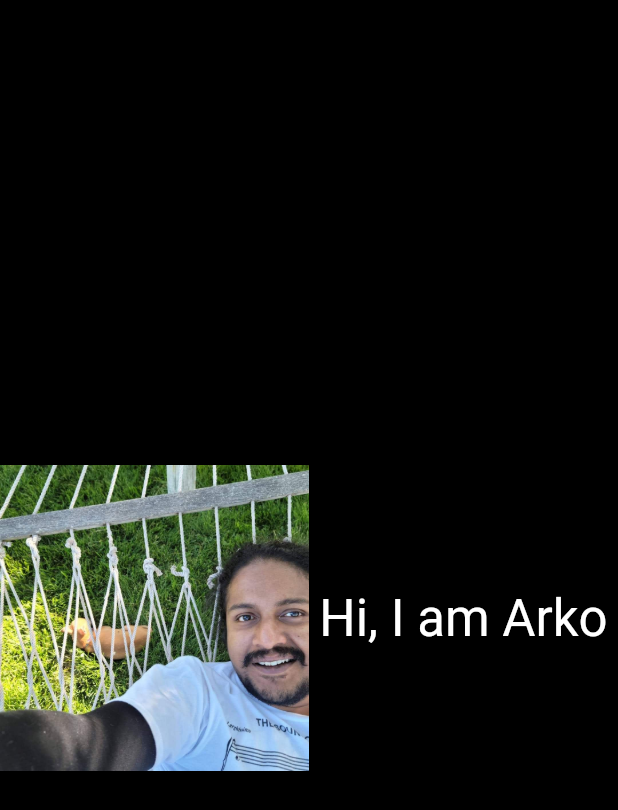
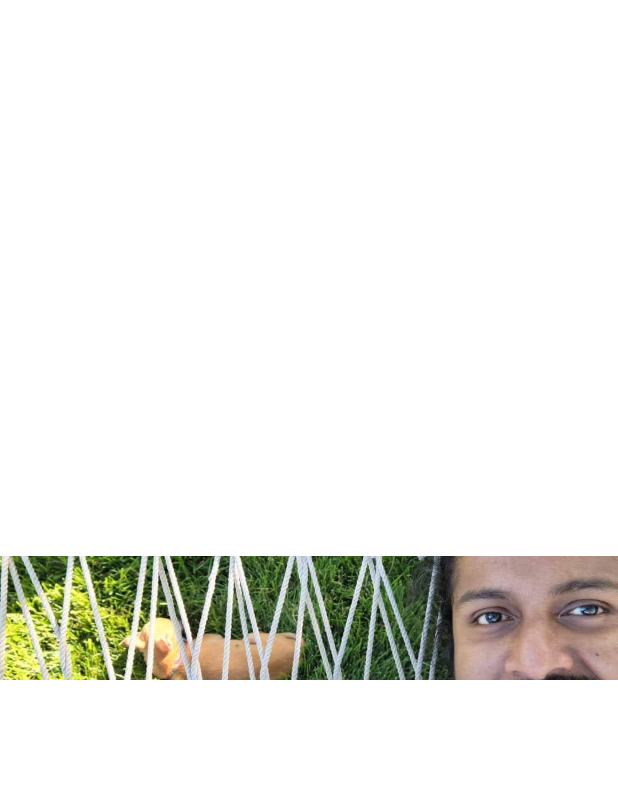
Before and after one commit to abasu0713/my-personal-website, a Flutter app: the first screen one second after launch, on a phone screen of 412 x 824 dp. Shown: the top 810 px of the screen. Run offline on Flutter 3.47's test engine with Material 2 defaults, Android fonts, the phone set to English and light mode, and no system bars; drawn by our look-alikes of animated_splash_screen.

Commit message:
Saving tested changes for custom SplashScreen

```diff
--- a/lib/main.dart
+++ b/lib/main.dart
@@ -1,5 +1,6 @@
 import 'package:flutter/material.dart';
 import 'package:my_website/pages/landing.dart';
+import 'package:my_website/pages/splash.dart';
 import 'package:my_website/utils/themes/dark.dart';
 
 void main() {
@@ -19,7 +20,7 @@ class MyApp extends StatelessWidget {
       ),
       darkTheme: myDarkTheme,
       themeMode: ThemeMode.dark,
-      home: const MyLandingPage(),
+      home: const MySplashScreen(),
     );
   }
 }
--- a/lib/pages/landing.dart
+++ b/lib/pages/landing.dart
@@ -37,8 +37,7 @@ class _MyLandingPageState extends State<MyLandingPage> {
                 )
             ),
           ),*/
-          AnimatedContainer(
-              duration: const Duration(milliseconds: 4000),
+          Container(
               decoration: const BoxDecoration(
                   image: DecorationImage(
                       image: AssetImage(StaticImages.landingPageProfilePicture),
@@ -46,7 +45,6 @@ class _MyLandingPageState extends State<MyLandingPage> {
                   )
               ),
               width: MediaQuery.of(context).size.width/2,
-            curve: Curves.easeIn,
           ),
           Expanded(child: Center(
             child: Text("Hi, I am Arko", style: Theme.of(context).textTheme.headline4!.copyWith(color: Colors.white),),
--- /dev/null
+++ b/lib/pages/splash.dart
@@ -0,0 +1,37 @@
+
+
+import 'package:animated_splash_screen/animated_splash_screen.dart';
+import 'package:flutter/material.dart';
+import 'package:my_website/pages/landing.dart';
+
+import '../utils/static_images.dart';
+
+class MySplashScreen extends StatefulWidget {
+  final String title = "Arko's splash screen";
+
+  const MySplashScreen({Key? key}) : super(key: key);
+
+  @override
+  State<MySplashScreen> createState() => _MySplashScreenState();
+}
+
+class _MySplashScreenState extends State<MySplashScreen> {
+
+  @override
+  Widget build(BuildContext context) {
+    return AnimatedSplashScreen(
+      nextScreen: const MyLandingPage(),
+      duration: 1200,
+      splash: Container(
+        decoration: const BoxDecoration(
+            image: DecorationImage(
+                image: AssetImage(StaticImages.landingPageProfilePicture),
+                fit: BoxFit.cover
+            )
+        ),
+        width: MediaQuery.of(context).size.width,
+      ),
+    );
+  }
+
+}
--- a/pubspec.yaml
+++ b/pubspec.yaml
@@ -34,6 +34,7 @@ dependencies:
   # The following adds the Cupertino Icons font to your application.
   # Use with the CupertinoIcons class for iOS style icons.
   cupertino_icons: ^1.0.2
+  animated_splash_screen: ^1.2.0
 
 dev_dependencies:
   flutter_test:
```
Also changed, not shown: pubspec.lock.
